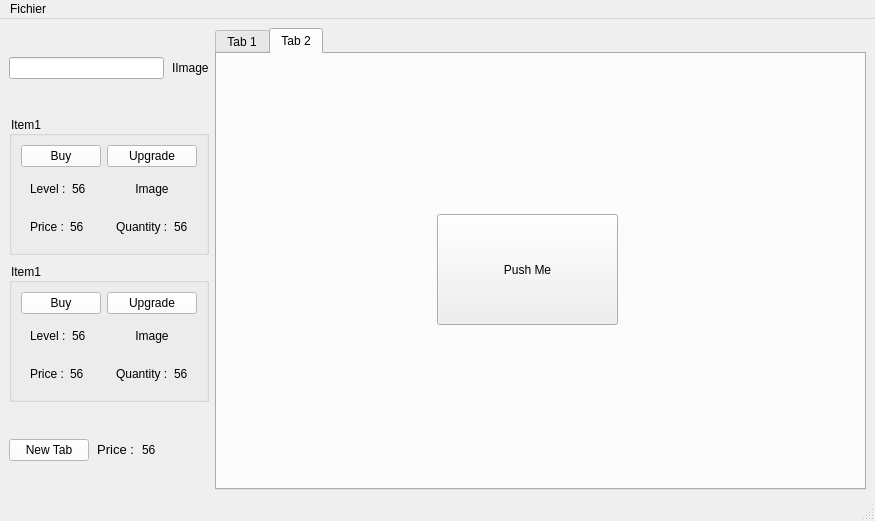
Old version of the form mainwindow.ui in the repository bradefaire/CLiiCKER.
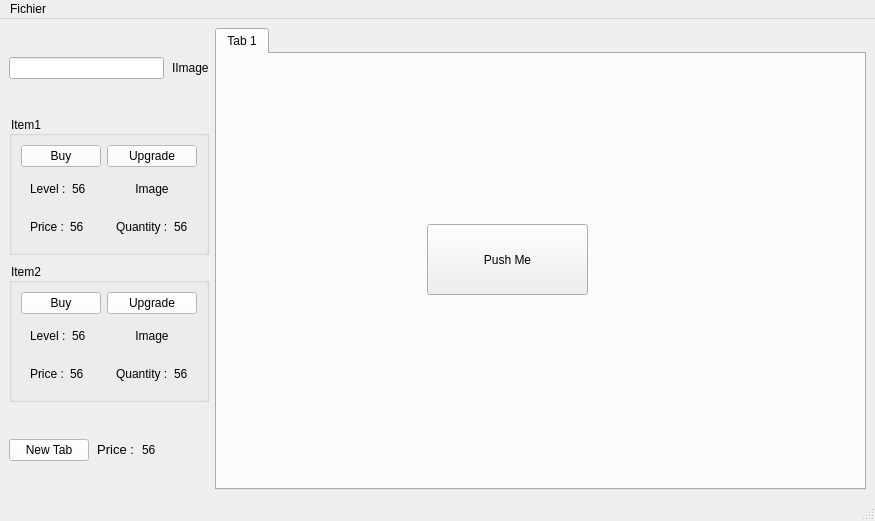
New version of the form. The open tabs and pages were chosen to show the change.

```diff
--- a/mainwindow.ui
+++ b/mainwindow.ui
@@ -159,7 +159,7 @@
          <string notr="true">color: rgb(0, 0, 0);</string>
         </property>
         <property name="title">
-         <string>Item1</string>
+         <string>Item2</string>
         </property>
         <layout class="QGridLayout" name="gridLayout_3">
          <item row="1" column="0">
@@ -328,8 +328,8 @@
        <widget class="QPushButton" name="pushButton">
         <property name="geometry">
          <rect>
-          <x>200</x>
-          <y>150</y>
+          <x>210</x>
+          <y>170</y>
           <width>161</width>
           <height>71</height>
          </rect>
@@ -339,24 +339,6 @@
         </property>
        </widget>
       </widget>
-      <widget class="QWidget" name="tab_2">
-       <attribute name="title">
-        <string>Tab 2</string>
-       </attribute>
-       <widget class="QPushButton" name="pushButton_7">
-        <property name="geometry">
-         <rect>
-          <x>220</x>
-          <y>160</y>
-          <width>181</width>
-          <height>111</height>
-         </rect>
-        </property>
-        <property name="text">
-         <string>Push Me</string>
-        </property>
-       </widget>
-      </widget>
      </widget>
     </item>
    </layout>
```
Left out of the diff: 2 changed lines with no effect on the pictures.
